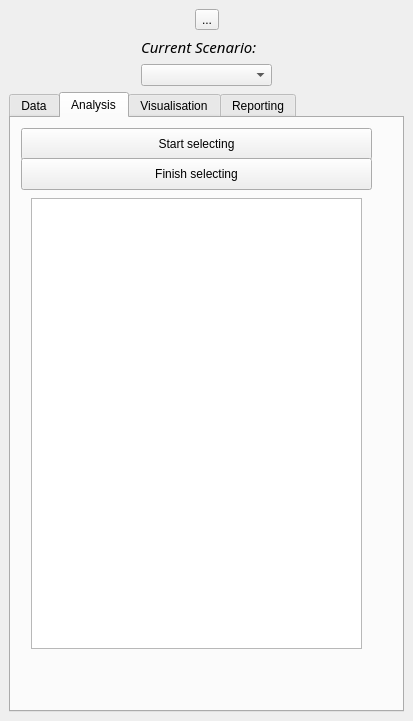
Old version of the form Hey/spatial_decision_dockwidget_base.ui in the repository TUdent/2016_Group-3_TOD_checker.
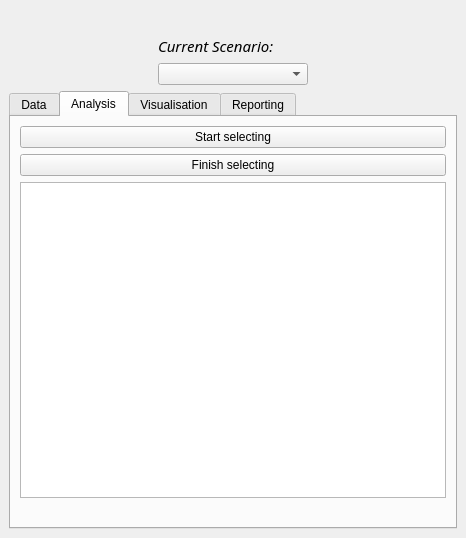
New version of the form. The open tabs and pages were chosen to show the change. Icons and pictures are not drawn.

```diff
--- a/Hey/spatial_decision_dockwidget_base.ui
+++ b/Hey/spatial_decision_dockwidget_base.ui
@@ -6,8 +6,8 @@
    <rect>
     <x>0</x>
     <y>0</y>
-    <width>413</width>
-    <height>721</height>
+    <width>466</width>
+    <height>538</height>
    </rect>
   </property>
   <property name="sizePolicy">
@@ -18,7 +18,7 @@
   </property>
   <property name="minimumSize">
    <size>
-    <width>342</width>
+    <width>466</width>
     <height>507</height>
    </size>
   </property>
@@ -49,15 +49,12 @@
        </spacer>
       </item>
       <item>
-       <widget class="QToolButton" name="bigiconButton">
+       <widget class="QLabel" name="label_4">
         <property name="text">
-         <string>...</string>
+         <string/>
         </property>
-        <property name="iconSize">
-         <size>
-          <width>300</width>
-          <height>76</height>
-         </size>
+        <property name="pixmap">
+         <pixmap>planners.jpg</pixmap>
         </property>
        </widget>
       </item>
@@ -228,55 +225,32 @@
        <attribute name="title">
         <string>Analysis</string>
        </attribute>
-       <widget class="QLabel" name="label">
-        <property name="geometry">
-         <rect>
-          <x>15</x>
-          <y>268</y>
-          <width>16</width>
-          <height>16</height>
-         </rect>
-        </property>
-        <property name="text">
-         <string/>
-        </property>
-       </widget>
+       <layout class="QVBoxLayout" name="verticalLayout_6">
+        <item>
        <widget class="QPushButton" name="startButton">
-        <property name="geometry">
-         <rect>
-          <x>10</x>
-          <y>10</y>
-          <width>351</width>
-          <height>32</height>
-         </rect>
-        </property>
         <property name="text">
          <string>Start selecting</string>
         </property>
        </widget>
-       <widget class="QTextEdit" name="showCoordinates">
-        <property name="geometry">
-         <rect>
-          <x>20</x>
-          <y>80</y>
-          <width>331</width>
-          <height>451</height>
-         </rect>
-        </property>
-       </widget>
+        </item>
+        <item>
        <widget class="QPushButton" name="finishButton">
-        <property name="geometry">
-         <rect>
-          <x>10</x>
-          <y>40</y>
-          <width>351</width>
-          <height>32</height>
-         </rect>
-        </property>
         <property name="text">
          <string>Finish selecting</string>
         </property>
        </widget>
+        </item>
+        <item>
+         <widget class="QTextEdit" name="showCoordinates"/>
+        </item>
+        <item>
+         <widget class="QLabel" name="label">
+          <property name="text">
+           <string/>
+          </property>
+         </widget>
+        </item>
+       </layout>
       </widget>
       <widget class="QWidget" name="tab">
        <property name="sizePolicy">
```
Left out of the diff: 30 changed lines with no effect on the pictures. Lines whose indentation alone changed are shown as unchanged.
